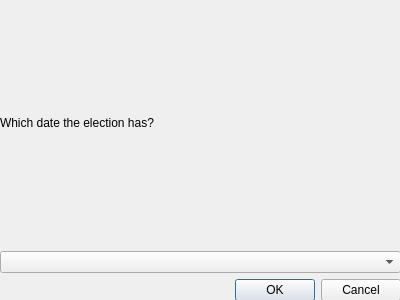
First picture: the form in DatabaseDialog.ui, repository martin-kritzl/5BHIT-Wienwahl, before the edit.
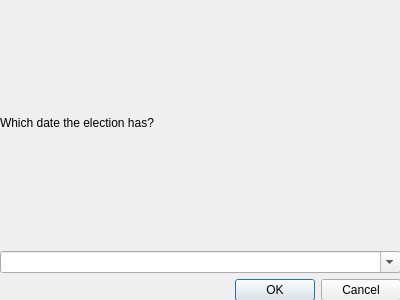
Second picture: the form after the edit.

Commit message: Refactored dialogs; abstracted code

```diff
--- a/DatabaseDialog.ui
+++ b/DatabaseDialog.ui
@@ -24,7 +24,11 @@
    </property>
    <layout class="QGridLayout" name="gridLayout">
     <item row="1" column="0">
-     <widget class="QComboBox" name="elections"/>
+     <widget class="QComboBox" name="elections">
+      <property name="editable">
+       <bool>true</bool>
+      </property>
+     </widget>
     </item>
     <item row="0" column="0">
      <widget class="QLabel" name="label">
```
The commit also changes 6 other files.
